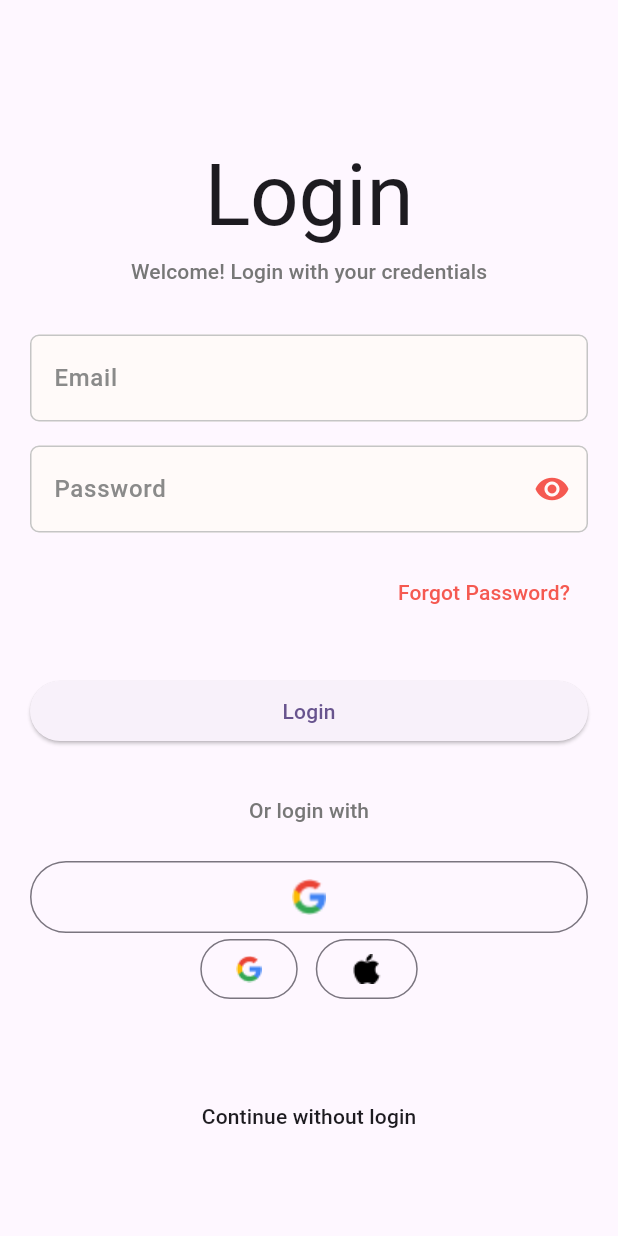
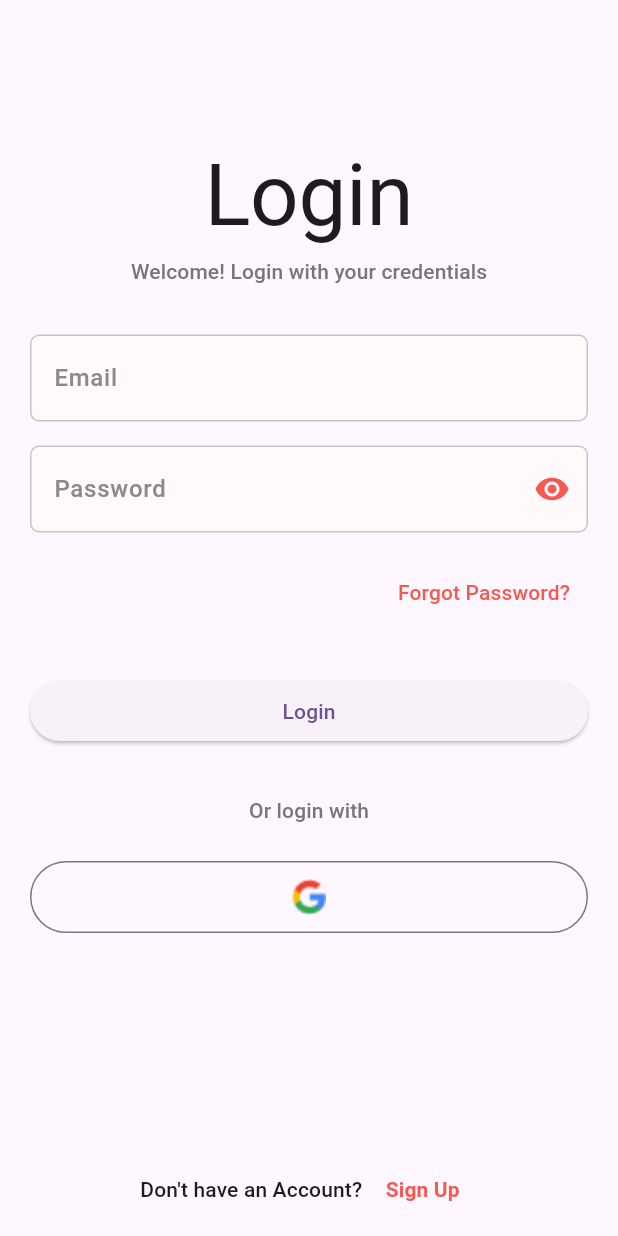
Before and after one commit to arslanriaz038/expense_tracking_app, a Flutter app: the screen it shows after launch, on a phone screen of 412 x 824 dp. Run offline on Flutter 3.47's test engine with Material 2 defaults, Android fonts, the phone set to English and light mode, and no system bars; our stand-ins replace cloud_firestore, equatable, firebase_auth, firebase_core, flutter_bloc, flutter_spinkit and 4 more; accounts and stored records are empty.

Commit message:
logout fix and refactoring

```diff
--- a/lib/utils/my_pref.dart
+++ b/lib/utils/my_pref.dart
@@ -1,6 +1,7 @@
 import 'package:expense_tracking_app/consts/my_preferences_constants.dart';
 import 'package:expense_tracking_app/models/user_model.dart';
 import 'package:expense_tracking_app/utils/app_data.dart';
+import 'package:expense_tracking_app/utils/app_navigator.dart';
 import 'package:get_storage/get_storage.dart';
 
 class MyPref {
--- a/lib/views/add_expense/cubit/add_update_expense_cubit_state.dart
+++ /dev/null
@@ -1,31 +0,0 @@
-part of 'add_update_expense_cubit.dart';
-
-abstract class AddUpdateExpenseCubitState extends Equatable {
-  const AddUpdateExpenseCubitState();
-
-  @override
-  List<Object> get props => [];
-}
-
-class AddUpdateExpenseCubitInitial extends AddUpdateExpenseCubitState {}
-
-class LoadingState extends AddUpdateExpenseCubitState {}
-
-class AllExpensesLoadedState extends AddUpdateExpenseCubitState {
-  final List<Expense> expenses;
-
-  const AllExpensesLoadedState({required this.expenses});
-
-  @override
-  List<Object> get props => [expenses];
-}
-
-class CategoryUpdatedState extends AddUpdateExpenseCubitState {}
-
-class SuccessState extends AddUpdateExpenseCubitState {}
-
-class FailedState extends AddUpdateExpenseCubitState {
-  final String? errorMessage;
-
-  const FailedState({this.errorMessage});
-}
--- /dev/null
+++ b/lib/views/add_expense/cubit/expenses_cubit_state.dart
@@ -0,0 +1,31 @@
+part of 'expenses_cubit.dart';
+
+abstract class ExpensesCubitState extends Equatable {
+  const ExpensesCubitState();
+
+  @override
+  List<Object> get props => [];
+}
+
+class ExpenseCubitInitial extends ExpensesCubitState {}
+
+class LoadingState extends ExpensesCubitState {}
+
+class AllExpensesLoadedState extends ExpensesCubitState {
+  final List<Expense> expenses;
+
+  const AllExpensesLoadedState({required this.expenses});
+
+  @override
+  List<Object> get props => [expenses];
+}
+
+class CategoryUpdatedState extends ExpensesCubitState {}
+
+class SuccessState extends ExpensesCubitState {}
+
+class FailedState extends ExpensesCubitState {
+  final String? errorMessage;
+
+  const FailedState({this.errorMessage});
+}
--- a/lib/views/login_page.dart
+++ b/lib/views/login_page.dart
@@ -80,33 +80,7 @@ class LoginPage extends StatelessWidget {
               ),
               const SizedBox(height: 24),
               const SocialLoginButtons(),
-              Row(
-                mainAxisAlignment: MainAxisAlignment.center,
-                children: <Widget>[
-                  SizedBox(
-                    // width: 38,
-                    // height: 38,
-                    child: OutlinedButton(
-                      onPressed: () {},
-                      child: Assets.appIcons.google.image(),
-                    ),
-                  ),
-                  const SizedBox(width: 12),
-                  SizedBox(
-                    // width: 38,
-                    // height: 38,
-                    child: OutlinedButton(
-                      onPressed: () {},
-                      child: Assets.appIcons.apple.image(),
-                    ),
-                  ),
-                ],
-              ),
               const SizedBox(height: 64),
-              Text(
-                'Continue without login',
-                style: Theme.of(context).textTheme.labelLarge,
-              ),
               const SizedBox(height: 83),
               Row(
                 mainAxisAlignment: MainAxisAlignment.center,
--- a/lib/widgets/expense_item_card.dart
+++ b/lib/widgets/expense_item_card.dart
@@ -1,4 +1,4 @@
-import 'package:expense_tracking_app/views/add_expense/view/add_update_expense_screen.dart';
+import 'package:expense_tracking_app/views/add_expense/view/add_expense_screen.dart';
 import 'package:flutter/material.dart';
 import 'package:flutter/widgets.dart';
 
```
Also changed, not shown: lib/views/add_expense/cubit/expenses_cubit.dart (renamed from lib/views/add_expense/cubit/add_update_expense_cubit.dart, +3 -8 lines), lib/views/add_expense/view/add_expense_screen.dart (renamed from lib/views/add_expense/view/add_update_expense_screen.dart, +4 -5 lines), lib/views/expenses_screen.dart (+13 -7 lines), lib/views/profile_screen.dart (added, +67 -0 lines), lib/views/social_login_buttons/view/social_login_buttons.dart (+6 -6 lines), lib/widgets/user_avatar.dart (added, +47 -0 lines).
